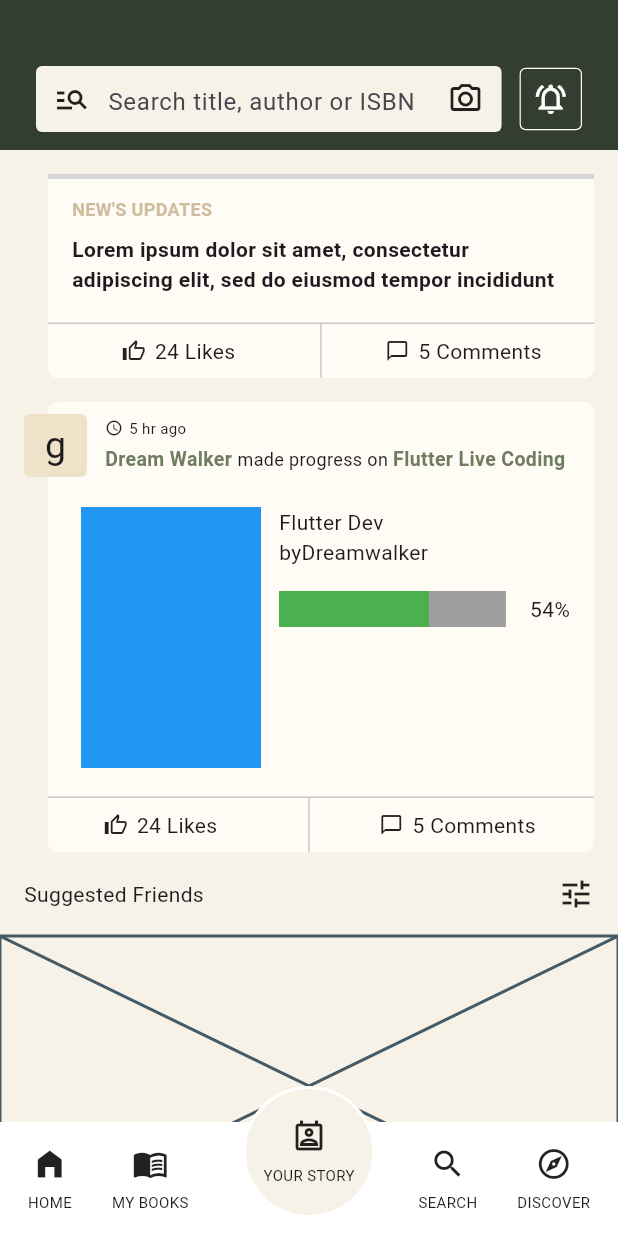
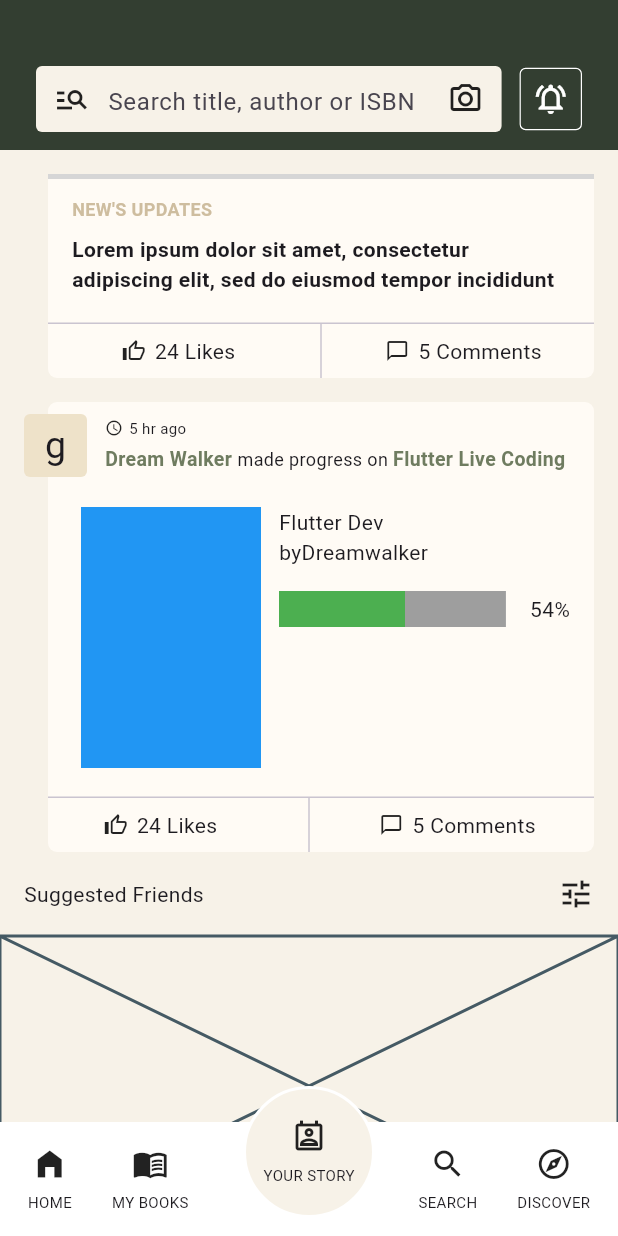
Before and after one commit to JAICHANGPARK/flutter_notebook_chapter_43, a Flutter app: the NewsFeedHomePage screen opened directly, scrolled down 164 dp, on a phone screen of 412 x 824 dp. Run offline on Flutter 3.47's test engine with Material 3 defaults, Android fonts, the phone set to English and light mode, and no system bars; our stand-ins replace gap, hugeicons; network calls fail; grey boxes are pictures that could not be loaded.

Commit message:
Update news_feed_home_page.dart

```diff
--- a/lib/ep2163_newsfeed_app/views/news_feed_home_page.dart
+++ b/lib/ep2163_newsfeed_app/views/news_feed_home_page.dart
@@ -354,7 +354,7 @@ class _NewsFeedHomePageState extends State<NewsFeedHomePage> {
                                                                   child: Row(
                                                                     children: [
                                                                       Container(
-                                                                        width: 100,
+                                                                        width: 84,
                                                                         color: Colors.green,
                                                                       ),
                                                                     ],
```
